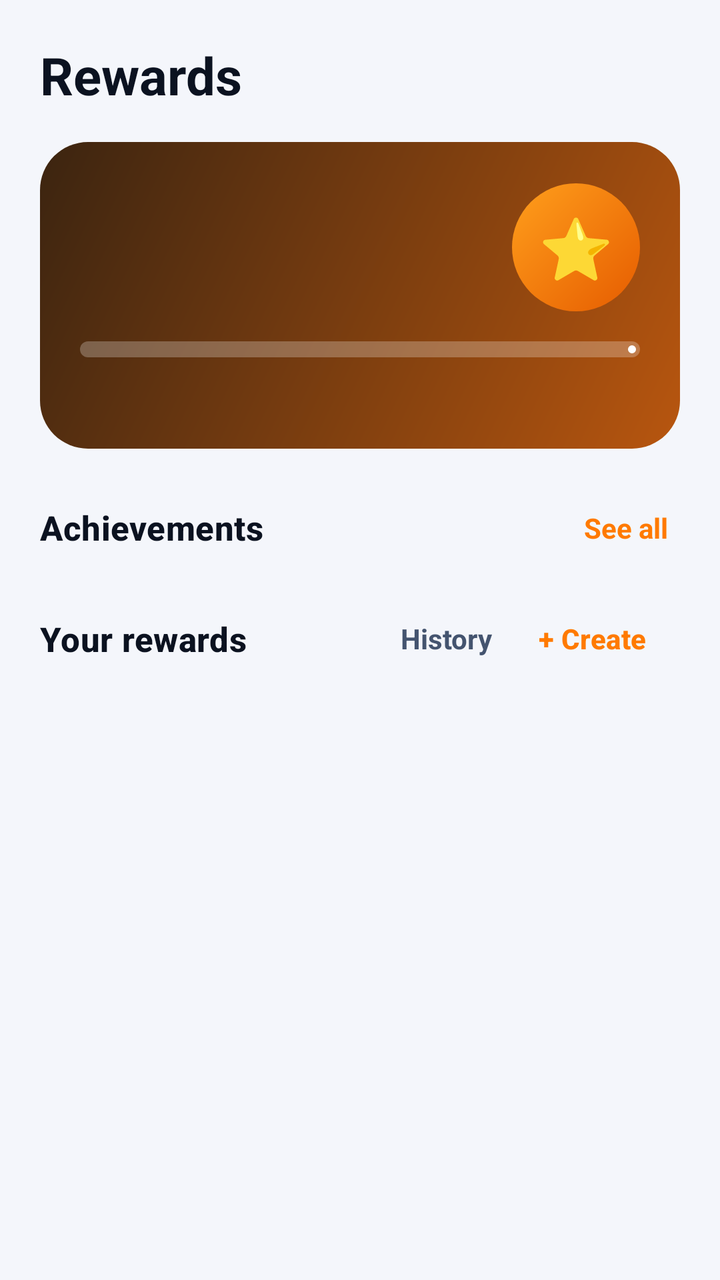
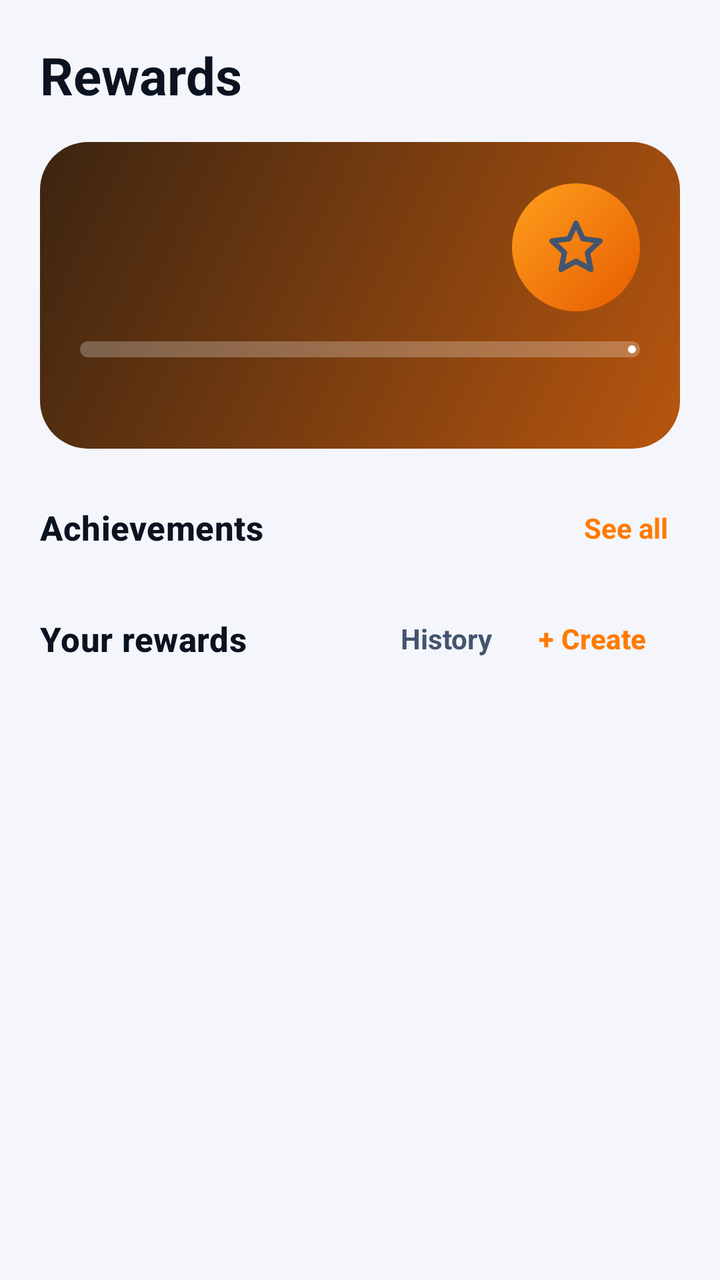

Two renders of the same Android screen: before a commit and after it. Below are the layout's source before the change and the commit's diff.
<!-- AndroidManifest.xml: application theme Theme.Streakly -->
<!-- res/layout/fragment_rewards.xml -->
<?xml version="1.0" encoding="utf-8"?>
<androidx.core.widget.NestedScrollView xmlns:android="http://schemas.android.com/apk/res/android"
    xmlns:app="http://schemas.android.com/apk/res-auto"
    android:layout_width="match_parent"
    android:layout_height="match_parent"
    android:fillViewport="true">

    <LinearLayout
        android:layout_width="match_parent"
        android:layout_height="wrap_content"
        android:orientation="vertical"
        android:padding="20dp">

        <TextView
            style="@style/Text.Title"
            android:layout_width="wrap_content"
            android:layout_height="wrap_content"
            android:text="@string/nav_rewards"
            android:textSize="26sp" />

        <LinearLayout
            android:layout_width="match_parent"
            android:layout_height="wrap_content"
            android:layout_marginTop="16dp"
            android:background="@drawable/bg_streak_card"
            android:orientation="vertical"
            android:padding="20dp">

            <LinearLayout
                android:layout_width="match_parent"
                android:layout_height="wrap_content"
                android:gravity="center_vertical"
                android:orientation="horizontal">

                <LinearLayout
                    android:layout_width="0dp"
                    android:layout_height="wrap_content"
                    android:layout_weight="1"
                    android:orientation="vertical">

                    <TextView
                        android:id="@+id/tvXp"
                        android:layout_width="wrap_content"
                        android:layout_height="wrap_content"
                        android:textColor="@color/white"
                        android:textSize="34sp"
                        android:textStyle="bold" />

                    <TextView
                        android:id="@+id/tvLevel"
                        android:layout_width="wrap_content"
                        android:layout_height="wrap_content"
                        android:textColor="#E6FFFFFF"
                        android:textSize="15sp" />
                </LinearLayout>

                <TextView
                    android:layout_width="64dp"
                    android:layout_height="64dp"
                    android:background="@drawable/bg_circle_orange"
                    android:gravity="center"
                    android:text="@string/emoji_star"
                    android:textSize="30sp" />
            </LinearLayout>

            <com.google.android.material.progressindicator.LinearProgressIndicator
                android:id="@+id/progressLevel"
                android:layout_width="match_parent"
                android:layout_height="wrap_content"
                android:layout_marginTop="14dp"
                app:indicatorColor="@color/white"
                app:trackColor="#40FFFFFF"
                app:trackCornerRadius="4dp"
                app:trackThickness="8dp" />

            <LinearLayout
                android:layout_width="match_parent"
                android:layout_height="wrap_content"
                android:layout_marginTop="8dp"
                android:orientation="horizontal">

                <TextView
                    android:id="@+id/tvToNext"
                    android:layout_width="0dp"
                    android:layout_height="wrap_content"
                    android:layout_weight="1"
                    android:textColor="#CCFFFFFF"
                    android:textSize="13sp" />

                <TextView
                    android:id="@+id/tvBalance"
                    android:layout_width="wrap_content"
                    android:layout_height="wrap_content"
                    android:textColor="@color/white"
                    android:textSize="13sp"
                    android:textStyle="bold" />
            </LinearLayout>
        </LinearLayout>

        <LinearLayout
            android:layout_width="match_parent"
            android:layout_height="wrap_content"
            android:layout_marginTop="24dp"
            android:gravity="center_vertical"
            android:orientation="horizontal">

            <TextView
                style="@style/Text.Section"
                android:layout_width="0dp"
                android:layout_height="wrap_content"
                android:layout_weight="1"
                android:text="@string/achievements" />

            <TextView
                android:id="@+id/tvSeeAll"
                android:layout_width="wrap_content"
                android:layout_height="wrap_content"
                android:background="?attr/selectableItemBackground"
                android:padding="6dp"
                android:text="@string/see_all"
                android:textColor="@color/orange"
                android:textSize="14sp"
                android:textStyle="bold" />
        </LinearLayout>

        <androidx.recyclerview.widget.RecyclerView
            android:id="@+id/rvBadges"
            android:layout_width="match_parent"
            android:layout_height="wrap_content"
            android:layout_marginStart="-6dp"
            android:layout_marginEnd="-6dp"
            android:nestedScrollingEnabled="false" />

        <LinearLayout
            android:layout_width="match_parent"
            android:layout_height="wrap_content"
            android:layout_marginTop="16dp"
            android:layout_marginBottom="12dp"
            android:gravity="center_vertical"
            android:orientation="horizontal">

            <TextView
                style="@style/Text.Section"
                android:layout_width="0dp"
                android:layout_height="wrap_content"
                android:layout_weight="1"
                android:text="@string/your_rewards" />

            <TextView
                android:id="@+id/tvHistory"
                android:layout_width="wrap_content"
                android:layout_height="wrap_content"
                android:background="?attr/selectableItemBackground"
                android:padding="6dp"
                android:text="@string/history"
                android:textColor="@color/text_secondary"
                android:textSize="14sp"
                android:textStyle="bold" />

            <com.google.android.material.button.MaterialButton
                android:id="@+id/btnCreate"
                style="@style/Widget.Streakly.Button.Text"
                android:layout_width="wrap_content"
                android:layout_height="wrap_content"
                android:text="@string/create_reward" />
        </LinearLayout>

        <androidx.recyclerview.widget.RecyclerView
            android:id="@+id/rvRewards"
            android:layout_width="match_parent"
            android:layout_height="wrap_content"
            android:nestedScrollingEnabled="false" />

        <TextView
            android:id="@+id/tvEmptyRewards"
            style="@style/Text.Body"
            android:layout_width="match_parent"
            android:layout_height="wrap_content"
            android:gravity="center"
            android:padding="24dp"
            android:text="@string/empty_rewards"
            android:visibility="gone" />
    </LinearLayout>
</androidx.core.widget.NestedScrollView>
<!-- resources referenced by this layout -->
<resources>
  <color name="orange">#FF7A00</color>
  <color name="text_secondary">#44546F</color>
  <color name="white">#FFFFFF</color>
  <!-- drawable bg_circle_orange (drawable) -->
  <?xml version="1.0" encoding="utf-8"?>
  <shape xmlns:android="http://schemas.android.com/apk/res/android" android:shape="oval">
      <gradient android:angle="315" android:endColor="@color/orange_dark" android:startColor="@color/orange_light" />
  </shape>
  <string name="achievements">Achievements</string>
  <string name="create_reward">+ Create</string>
  <string name="emoji_star" translatable="false">⭐</string>
  <string name="empty_rewards">No rewards yet. Create one to treat yourself!</string>
  <string name="history">History</string>
  <string name="nav_rewards">Rewards</string>
  <string name="see_all">See all</string>
  <string name="your_rewards">Your rewards</string>
  <style name="Text.Body" parent="TextAppearance.Material3.BodyMedium">
          <item name="android:textColor">@color/text_secondary</item>
          <item name="android:textSize">14sp</item>
      </style>
  <style name="Text.Section" parent="TextAppearance.Material3.TitleMedium">
          <item name="android:textColor">@color/text_primary</item>
          <item name="android:textStyle">bold</item>
          <item name="android:textSize">17sp</item>
      </style>
  <style name="Text.Title" parent="TextAppearance.Material3.TitleLarge">
          <item name="android:textColor">@color/text_primary</item>
          <item name="android:textStyle">bold</item>
          <item name="android:textSize">22sp</item>
      </style>
  <style name="Theme.Streakly" parent="Base.Theme.Streakly" />
  <color name="orange_dark">#E65C00</color>
  <color name="orange_light">#FF9F1C</color>
  <color name="streak_card_end">#B8560F</color>
  <color name="streak_card_start">#3B2410</color>
  <color name="text_primary">#0B1220</color>
  <color name="card_elevated">#EEF1F8</color>
  <color name="teal">#20C7B7</color>
  <color name="navy_800">#0B1220</color>
  <color name="card">#FFFFFF</color>
  <color name="stroke">#D9DFEC</color>
  <color name="danger">#D93036</color>
  <color name="bg">#F4F6FB</color>
  <color name="bg_alt">#EAEEF7</color>
  <color name="text_muted">#6E7C94</color>
  <style name="ThemeOverlay.Streakly.BottomSheet" parent="ThemeOverlay.Material3.BottomSheetDialog">
          <item name="bottomSheetStyle">@style/Widget.Streakly.BottomSheet</item>
      </style>
  <style name="Widget.Streakly.NavIndicator" parent="Widget.Material3.BottomNavigationView.ActiveIndicator">
          <item name="android:color">@color/transparent</item>
      </style>
  <dimen name="button_height">56dp</dimen>
  <dimen name="radius_button">28dp</dimen>
  <dimen name="radius_input">16dp</dimen>
  <style name="Widget.Streakly.BottomSheet" parent="Widget.Material3.BottomSheet">
          <item name="backgroundTint">@color/card</item>
          <item name="shapeAppearanceOverlay">@style/ShapeAppearance.Streakly.Sheet</item>
      </style>
  <style name="ShapeAppearance.Streakly.Dialog" parent="">
          <item name="cornerFamily">rounded</item>
          <item name="cornerSize">24dp</item>
      </style>
  <color name="transparent">#00000000</color>
  <!-- unchanged entries left out for length: 8 -->
</resources>

<!-- the commit's change to res/layout/fragment_rewards.xml (unified diff, before → after) -->
@@ -54,13 +54,13 @@
                         android:textSize="15sp" />
                 </LinearLayout>
 
-                <TextView
+                <ImageView
                     android:layout_width="64dp"
                     android:layout_height="64dp"
                     android:background="@drawable/bg_circle_orange"
-                    android:gravity="center"
-                    android:text="@string/emoji_star"
-                    android:textSize="30sp" />
+                    android:contentDescription="@null"
+                    android:padding="16dp"
+                    android:src="@drawable/ic_star" />
             </LinearLayout>
 
             <com.google.android.material.progressindicator.LinearProgressIndicator
<!-- resource entries referenced after the edit -->
@@ -8,9 +8,24 @@
   <shape xmlns:android="http://schemas.android.com/apk/res/android" android:shape="oval">
       <gradient android:angle="315" android:endColor="@color/orange_dark" android:startColor="@color/orange_light" />
   </shape>
+  <!-- drawable ic_star (drawable) -->
+  <?xml version="1.0" encoding="utf-8"?>
+  <vector xmlns:android="http://schemas.android.com/apk/res/android"
+      android:width="24dp"
+      android:height="24dp"
+      android:viewportWidth="24"
+      android:viewportHeight="24"
+      android:tint="?attr/colorControlNormal">
+      <path
+          android:fillColor="#00000000"
+          android:pathData="M12,3 L14.6,8.8 L21,9.6 L16.3,14 L17.6,20.3 L12,17.2 L6.4,20.3 L7.7,14 L3,9.6 L9.4,8.8 Z"
+          android:strokeColor="#FFFFFFFF"
+          android:strokeWidth="2"
+          android:strokeLineCap="round"
+          android:strokeLineJoin="round" />
+  </vector>
   <string name="achievements">Achievements</string>
   <string name="create_reward">+ Create</string>
-  <string name="emoji_star" translatable="false">⭐</string>
   <string name="empty_rewards">No rewards yet. Create one to treat yourself!</string>
   <string name="history">History</string>
   <string name="nav_rewards">Rewards</string>
